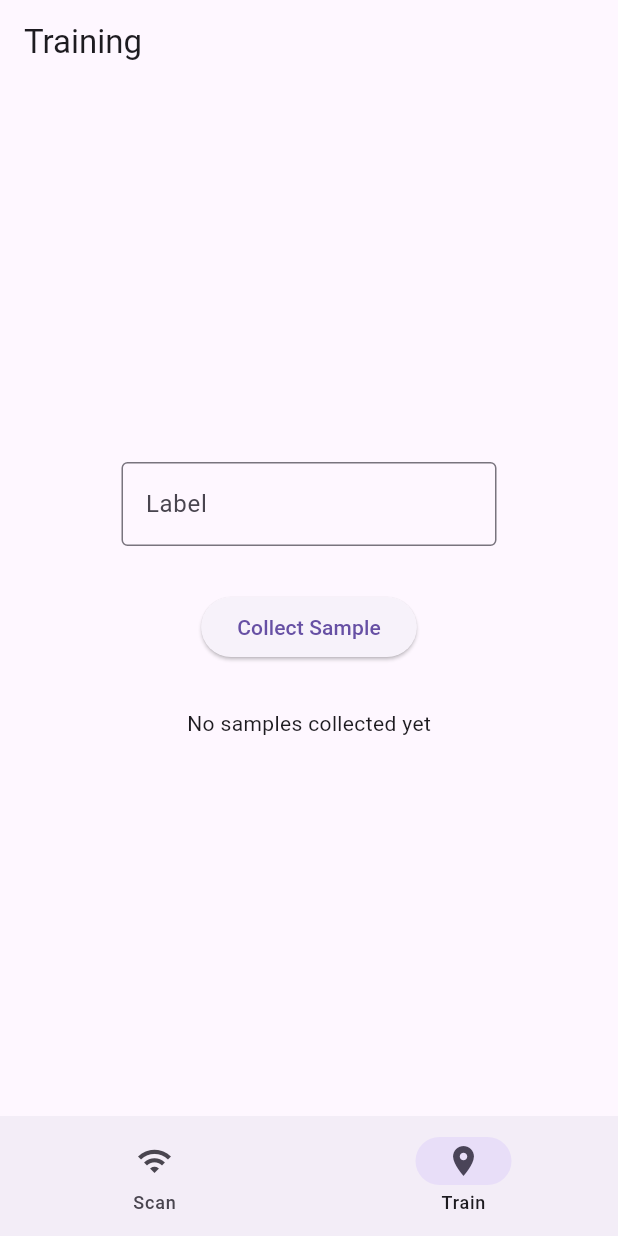
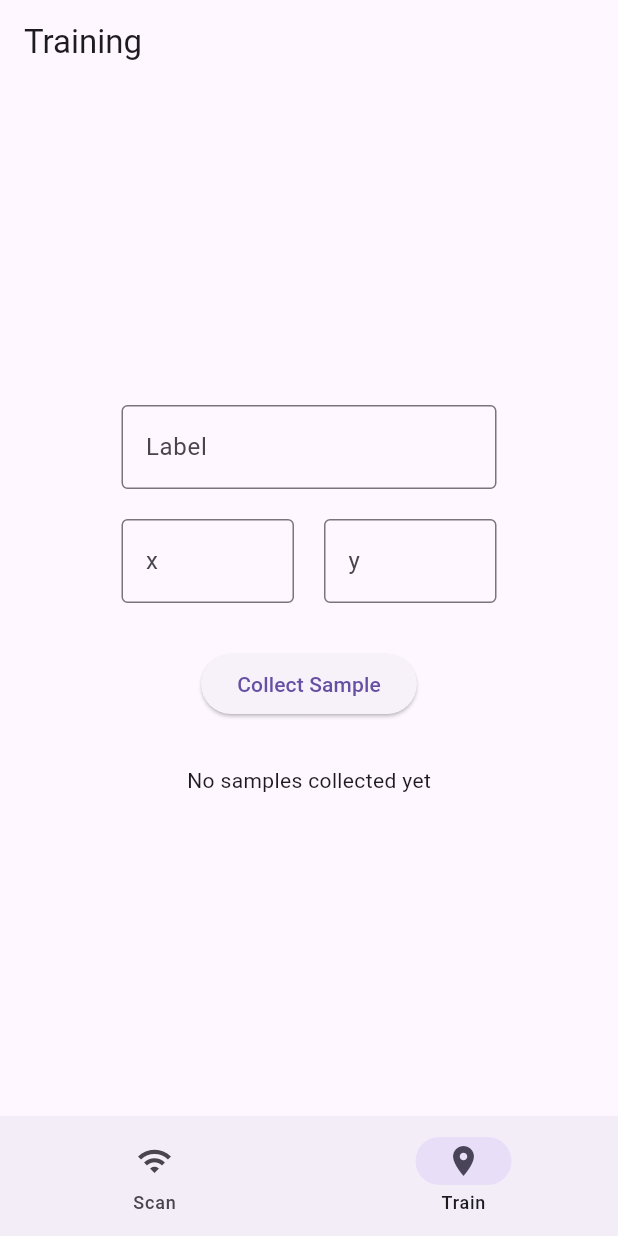
Before and after one commit to Apenzz/wifi-localizer, a Flutter app: the screen it shows after launch, item 2 of the bottom bar chosen, after a tap on "Collect Sample", on a phone screen of 412 x 824 dp. Run offline on Flutter 3.47's test engine with Material 3 defaults, Android fonts, the phone set to English and light mode, and no system bars; our stand-ins replace permission_handler; missing offline and left inert: wifi_scan.

Commit message:
replace label with x/y coordinates in Fingerprint and add KnnService stub

```diff
--- a/lib/models/fingerprint.dart
+++ b/lib/models/fingerprint.dart
@@ -2,14 +2,18 @@ import 'package:wifi_localizer/models/wifi_network.dart';
 
 // A Fingerprint instance is the result of a single WiFi scan in the Training data collection phase
 class Fingerprint {
-  final String label;
+  final double x;
+  final double y;
+  final String? label;
   final List<WifiNetwork> networks;
   final DateTime timestamp;
 
-  Fingerprint({required this.label, required this.networks, required this.timestamp});
+  Fingerprint({required this.x, required this.y, this.label, required this.networks, required this.timestamp});
 
   Map<String, dynamic> toJson() {
     return {
+      'x': x,
+      'y': y,
       'label': label,
       'networks': networks.map((n) => n.toJson()).toList(),
       'timestamp': timestamp.toIso8601String(),
@@ -18,7 +22,9 @@ class Fingerprint {
 
   factory Fingerprint.fromJson(Map<String, dynamic> json) {
     return Fingerprint(
-      label: json['label'] as String,
+      x: json['x'] as double,
+      y: json['y'] as double,
+      label: json['label'] as String?,
       networks: (json['networks'] as List).map((n) => WifiNetwork.fromJson(n)).toList(),
       timestamp: DateTime.parse(json['timestamp'] as String),
     );
--- a/lib/screens/training_page.dart
+++ b/lib/screens/training_page.dart
@@ -10,7 +10,9 @@ class TrainingPage extends StatefulWidget {
 }
 
 class _TrainingPageState extends State<TrainingPage> {
-  final TextEditingController _controller = TextEditingController();
+  final TextEditingController _labelController = TextEditingController();
+  final TextEditingController _xController = TextEditingController();
+  final TextEditingController _yController = TextEditingController();
   List<Fingerprint> samples = [];
   bool _isLoading = true;
 
@@ -30,7 +32,9 @@ class _TrainingPageState extends State<TrainingPage> {
 
   @override
   void dispose() {
-    _controller.dispose();
+    _labelController.dispose();
+    _xController.dispose();
+    _yController.dispose();
     super.dispose();
   }
 
@@ -43,24 +47,59 @@ class _TrainingPageState extends State<TrainingPage> {
           SizedBox(
             width: 250,
             child: TextField(
-              controller: _controller,
+              controller: _labelController,
               decoration: InputDecoration(
                 border: OutlineInputBorder(),
                 hintText: 'Label',
               ),
             ),
           ),
+          SizedBox(height: 20),
+          Row(
+            mainAxisAlignment: MainAxisAlignment.center,
+            children: [
+              // x coordinate input
+              SizedBox(
+                width: 115,
+                child: TextField(
+                  controller: _xController,
+                  keyboardType: TextInputType.number,
+                  decoration: InputDecoration(
+                    border: OutlineInputBorder(),
+                    hintText: 'x',
+                  ),
+                ),
+              ),
+              SizedBox(width: 20),
+              // y coordinate input
+              SizedBox(
+                width: 115,
+                child: TextField(
+                  controller: _yController,
+                  keyboardType: TextInputType.number,
+                  decoration: InputDecoration(
+                    border: OutlineInputBorder(),
+                    hintText: 'y',
+                  ),
+                ),
+              ),
+            ],
+          ),
           SizedBox(height: 30),
           ElevatedButton(
             onPressed: () async {
-              if (_controller.text != '') {
+              var x = double.tryParse(_xController.text);
+              var y = double.tryParse(_yController.text);
+              if (x == null || y == null) return;
               // Perform a WiFi scan.
               var networks = await WifiService.performScan();
               // Create fingerprint
               setState(() {
                 samples.add(
                   Fingerprint(
-                      label: _controller.text,
+                    x: x,
+                    y: y,
+                    label: _labelController.text,
                     networks: networks,
                     timestamp: DateTime.now(),
                   ),
@@ -68,7 +107,6 @@ class _TrainingPageState extends State<TrainingPage> {
               });
               // save samples on disk
               await StorageService.saveFingerprints(samples);
-              }
               print(samples);
             },
             child: Text('Collect Sample'),
@@ -84,7 +122,11 @@ class _TrainingPageState extends State<TrainingPage> {
                     itemBuilder: (context, index) {
                       return GestureDetector(
                         child: ListTile(
-                          title: Text(samples[index].label),
+                          title: Text(
+                            samples[index].label != null
+                                ? '${samples[index].label} (${samples[index].x}, ${samples[index].y})'
+                                : '(${samples[index].x}, ${samples[index].y})',
+                          ),
                           subtitle: Text(
                             '${samples[index].networks.length} APs detected',
                           ),
--- /dev/null
+++ b/lib/services/knn_service.dart
@@ -0,0 +1,6 @@
+import 'package:wifi_localizer/models/fingerprint.dart';
+import 'package:wifi_localizer/models/wifi_network.dart';
+
+class KnnService {
+
+}
```
Lines whose indentation alone changed are shown as unchanged.
